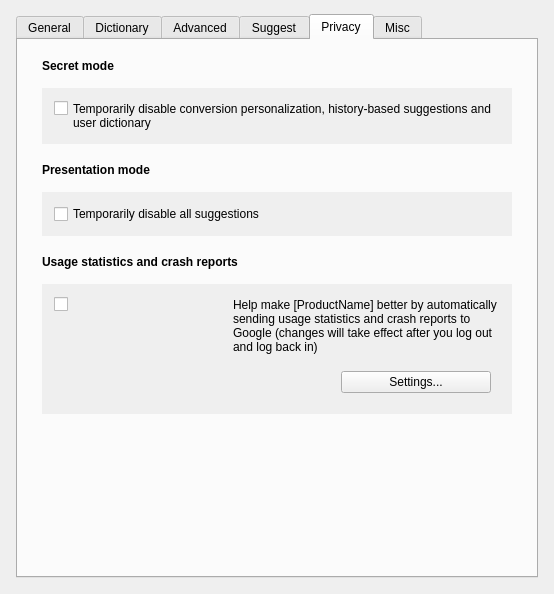
Before: the Qt Designer form src/gui/config_dialog/config_dialog.ui in yoshikiobata/mozc, drawn with Qt 5.
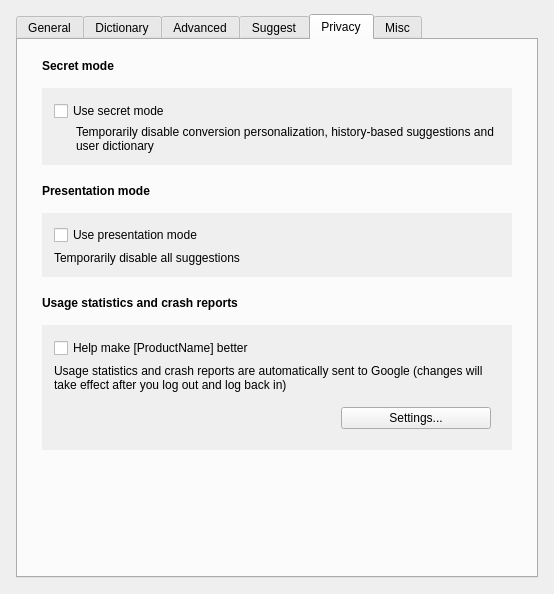
After: the same form once the commit is applied. The open tabs and pages were chosen to show the change. Custom widgets are drawn as their Qt base class.

The edit to the form file:
```diff
--- a/src/gui/config_dialog/config_dialog.ui
+++ b/src/gui/config_dialog/config_dialog.ui
@@ -1255,10 +1255,10 @@
            <property name="bottomMargin">
             <number>12</number>
            </property>
-           <property name="horizontalSpacing">
-            <number>2</number>
+           <property name="verticalSpacing">
+            <number>4</number>
            </property>
-           <item row="0" column="0" alignment="Qt::AlignmentFlag::AlignLeft|Qt::AlignmentFlag::AlignTop">
+           <item row="0" column="0">
             <widget class="QCheckBox" name="incognitoModeCheckBox">
              <property name="sizePolicy">
               <sizepolicy hsizetype="Fixed" vsizetype="Fixed">
@@ -1266,12 +1266,15 @@
                <verstretch>0</verstretch>
               </sizepolicy>
              </property>
+             <property name="text">
+              <string>Use secret mode</string>
+             </property>
              <property name="tristate">
               <bool>false</bool>
              </property>
             </widget>
            </item>
-           <item row="0" column="1">
+           <item row="1" column="0">
             <widget class="QLabel" name="incognitoModeMessage">
              <property name="sizePolicy">
               <sizepolicy hsizetype="Expanding" vsizetype="Preferred">
@@ -1280,7 +1283,7 @@
               </sizepolicy>
              </property>
              <property name="styleSheet">
-              <string>padding: 1px 0px 2px 0px</string>
+              <string>padding: 0px 0px 0px 19px</string>
              </property>
              <property name="text">
               <string>Temporarily disable conversion personalization, history-based suggestions and user dictionary</string>
@@ -1326,7 +1329,7 @@
           <property name="role" stdset="0">
            <string>gridLayoutContainer</string>
           </property>
-          <layout class="QHBoxLayout" name="presentationModeLayout">
+          <layout class="QGridLayout" name="presentationModeLayout">
            <property name="leftMargin">
             <number>12</number>
            </property>
@@ -1339,11 +1342,30 @@
            <property name="bottomMargin">
             <number>12</number>
            </property>
-           <item>
+           <property name="verticalSpacing">
+            <number>6</number>
+           </property>
+           <item row="0" column="0">
             <widget class="QCheckBox" name="presentationModeCheckBox">
              <property name="text">
+              <string>Use presentation mode</string>
+             </property>
+            </widget>
+           </item>
+           <item row="1" column="0">
+            <widget class="QLabel" name="presentationModeMessage">
+             <property name="sizePolicy">
+              <sizepolicy hsizetype="Expanding" vsizetype="Preferred">
+               <horstretch>0</horstretch>
+               <verstretch>0</verstretch>
+              </sizepolicy>
+             </property>
+             <property name="text">
               <string>Temporarily disable all suggestions</string>
              </property>
+             <property name="wordWrap">
+              <bool>true</bool>
+             </property>
             </widget>
            </item>
           </layout>
@@ -1415,7 +1437,7 @@
               <property name="horizontalSpacing">
                <number>2</number>
               </property>
-              <item row="0" column="0" alignment="Qt::AlignmentFlag::AlignLeft|Qt::AlignmentFlag::AlignTop">
+              <item row="0" column="0">
                <widget class="QCheckBox" name="usageStatsCheckBox">
                 <property name="sizePolicy">
                  <sizepolicy hsizetype="Fixed" vsizetype="Fixed">
@@ -1423,25 +1445,25 @@
                   <verstretch>0</verstretch>
                  </sizepolicy>
                 </property>
+                <property name="text">
+                 <string>Help make [ProductName] better</string>
+                </property>
                 <property name="tristate">
                  <bool>false</bool>
                 </property>
                </widget>
               </item>
-              <item row="0" column="1">
+              <item row="1" column="0">
                <widget class="QLabel" name="usageStatsMessage">
-                <property name="styleSheet">
-                 <string>padding: 1px 0px 2px 0px</string>
-                </property>
                 <property name="text">
-                 <string>Help make [ProductName] better by automatically sending usage statistics and crash reports to Google (changes will take effect after you log out and log back in)</string>
+                 <string>Usage statistics and crash reports are automatically sent to Google (changes will take effect after you log out and log back in)</string>
                 </property>
                 <property name="wordWrap">
                  <bool>true</bool>
                 </property>
                </widget>
               </item>
-              <item row="1" column="0" colspan="2">
+              <item row="2" column="0">
                <widget class="QFrame" name="launchAdministrationDialogButtonForUsageStatsContainer">
                 <layout class="QHBoxLayout" name="launchAdministrationDialogButtonForUsageStatsContainerLayout">
                  <item>
```
